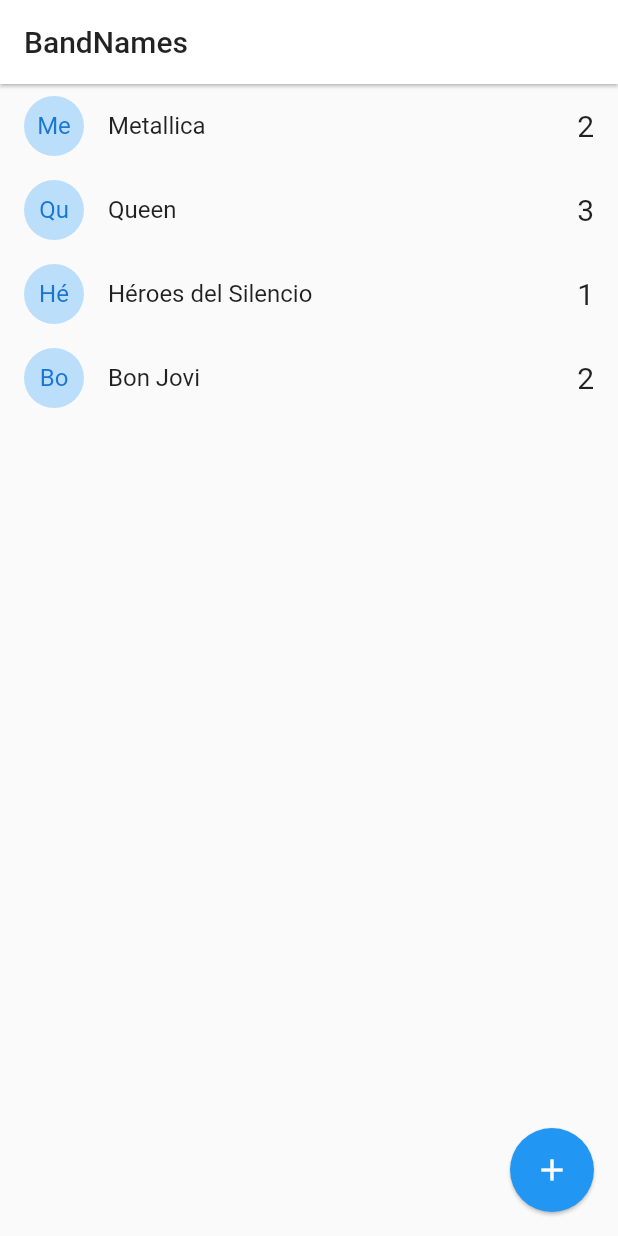
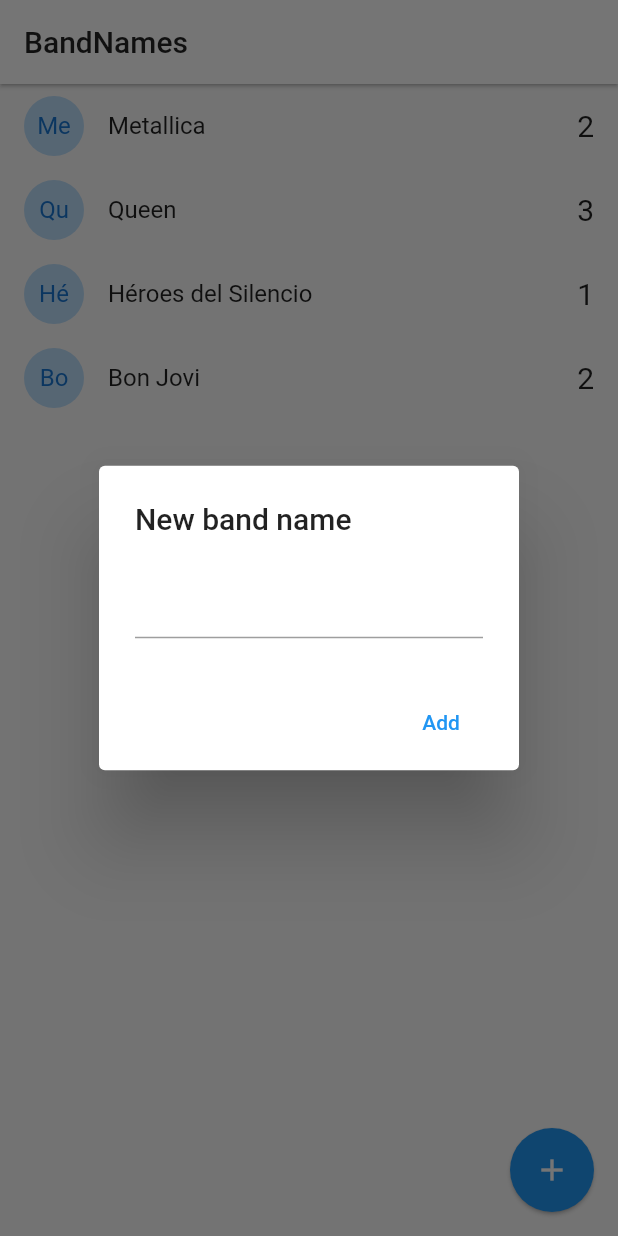
Before and after one commit to TrailblazerGarage/flutter-bands-app, a Flutter app: the screen it shows after launch, after a tap on the "add" icon, on a phone screen of 412 x 824 dp. Run offline on Flutter 3.47's test engine with Material 2 defaults, Android fonts, the phone set to English and light mode, and no system bars.

Commit message:
Insert new band InputDialog Android/iOS functionality

```diff
--- a/lib/pages/home.dart
+++ b/lib/pages/home.dart
@@ -1,3 +1,6 @@
+import 'dart:io';
+
+import 'package:flutter/cupertino.dart';
 import 'package:flutter/material.dart';
 import 'package:flutter_band_name/models/band.dart';
 
@@ -24,13 +27,13 @@
         elevation: 1,
       ),
       body: ListView.builder(
-        itemCount: 4,
+        itemCount: bands.length,
         itemBuilder: (BuildContext context, int index) => _bandTile(bands[index])
       ),
       floatingActionButton: FloatingActionButton(
         child: Icon( Icons.add ),
         elevation: 1,
-        onPressed: () {}
+        onPressed: addNewBand
       ),
     );
   }
@@ -48,4 +51,64 @@
           }
         );
   }
+
+  addNewBand() {
+    final TextEditingController textController = new TextEditingController();
+
+    if ( Platform.isAndroid ) {
+      return showDialog(
+          context: context,
+          builder: (context) {
+            return AlertDialog(
+              title: Text("New band name"),
+              content: TextField(
+                controller: textController,
+              ),
+              actions: <Widget>[
+                MaterialButton(
+                    child: Text('Add'),
+                    elevation: 5,
+                    textColor: Colors.blue,
+                    onPressed: () => addBandToList(textController.text)
+                )
+              ],
+            );
+          }
+      );
+    }
+
+    // iOS
+    showCupertinoDialog(
+        context: context,
+        builder: ( _ ) {
+          return CupertinoAlertDialog(
+            title: Text('New band name:'),
+            content: CupertinoTextField(
+              controller: textController,
+            ),
+            actions: <Widget>[
+              CupertinoDialogAction(
+                isDefaultAction: true,
+                child: Text('Add'),
+                onPressed: () => addBandToList( textController.text)
+              ),
+              CupertinoDialogAction(
+                  isDestructiveAction: true,
+                  child: Text('Dismiss'),
+                  onPressed: () => Navigator.pop(context)
+              )
+            ]
+          );
+        }
+    );
+  }
+
+  void addBandToList( String name ) {
+    if (name.length > 1) {
+      this.bands.add( new Band(id: DateTime.now().toString(), name: name, votes: 0));
+      setState(() {});
+    }
+
+    Navigator.pop(context);
+  }
 }
```
